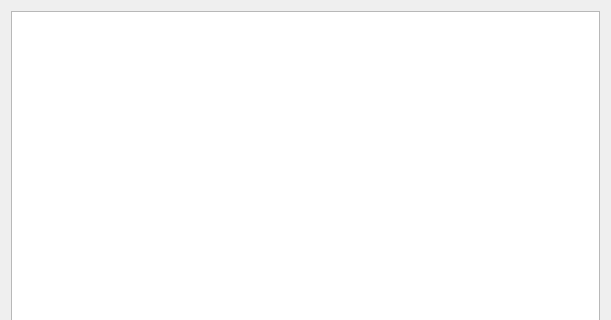
fkjslee/Fragment, file ui/desktop.ui: the form before one commit; both pictures show x 0 to 611 and y 0 to 320 of the 611 by 510 pixel window.
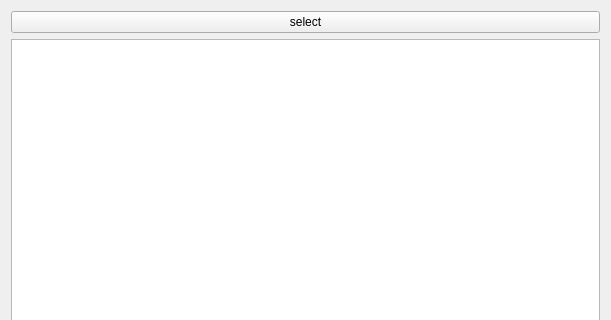
The form after the commit.

Commit message: feature: fragment can move between desktop and fragmentarea

Patch:
```diff
--- a/ui/desktop.ui
+++ b/ui/desktop.ui
@@ -17,6 +17,13 @@
    <string notr="true"/>
   </property>
   <layout class="QVBoxLayout" name="verticalLayout">
+   <item>
+    <widget class="QPushButton" name="btnSelect">
+     <property name="text">
+      <string>select</string>
+     </property>
+    </widget>
+   </item>
    <item>
     <widget class="QGraphicsView" name="view">
      <property name="backgroundBrush">
```
The commit also changes 15 other files.
